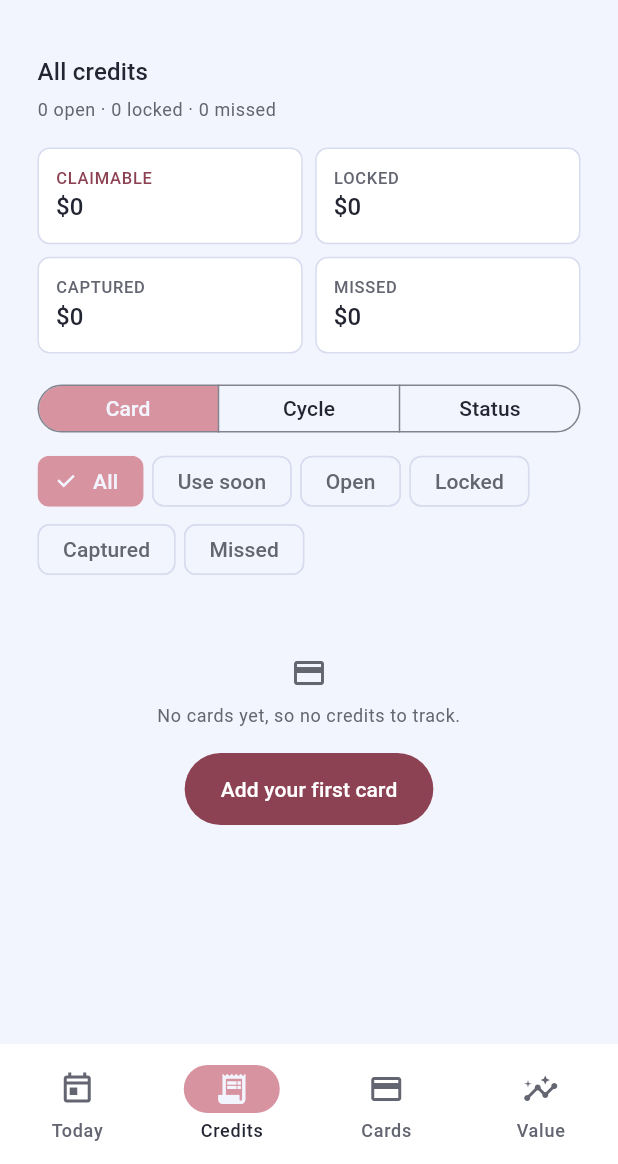
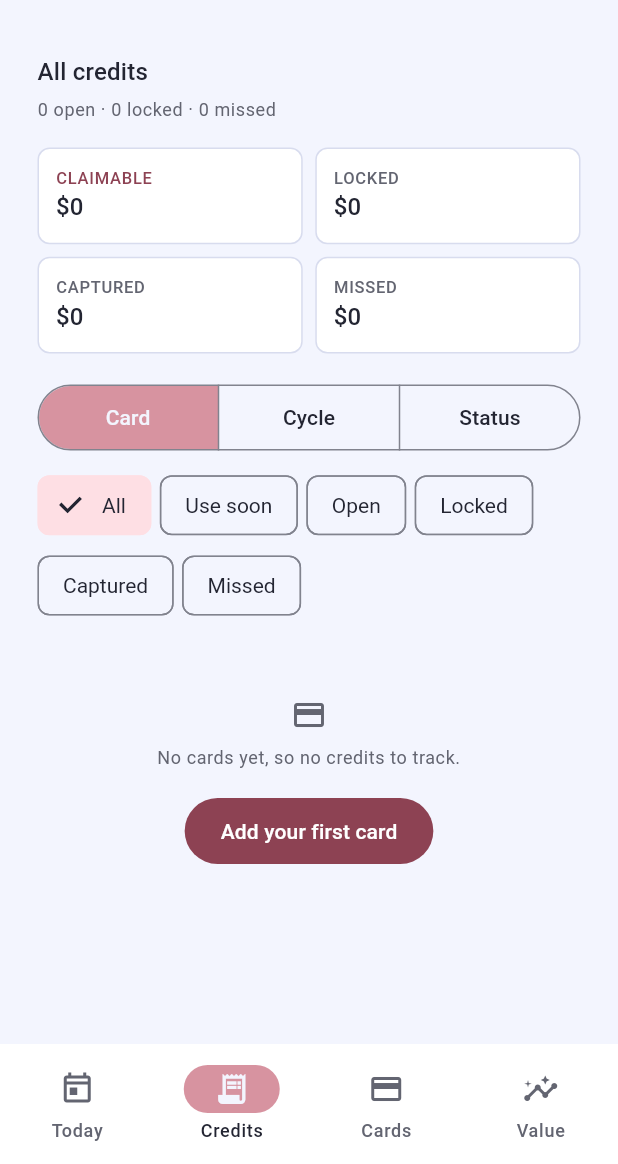
Before and after one commit to helpmebrands/reward-app, a Flutter app: the screen it shows once a user with an empty profile is signed in, item 2 of the bottom bar chosen, on a phone screen of 412 x 824 dp, the part 72-1236 px from its top. Run offline on Flutter 3.47's test engine with Material 3 defaults, Android fonts, the phone set to English and light mode, and no system bars; our stand-ins replace firebase_auth, firebase_core, firebase_messaging, go_router, share_plus, shared_preferences and 1 more; missing offline and left inert: dart_jsonwebtoken, postgres, shelf_router; accounts and stored records are empty; network calls fail.

Commit message:
feat(mobile): theme draws every control at 44 (touch 48), chips at 40, with a contrasting selected state (#336)
* test(mobile): controls drawn 44 with 48 touch, chips 40 with a contrasting selected state (#335)

Refs #335

Co-Authored-By: Claude Opus 5.5 (1M context) <noreply@anthropic.com>

* feat(mobile): draw every control 44 high with 48 touch and chips 40 with an accent selected state

Standard density replaces compact, and the filled, text, icon and
segmented button themes draw at 44 while Material pads touch to 48.
Chips draw 40 with an accent-ramp fill, ink label and check mark when
selected. Per-widget minimum-size overrides that drew 48 are removed.

Closes #335
Refs #329

Co-Authored-By: Claude Opus 5.5 (1M context) <noreply@anthropic.com>

---------

Co-authored-by: oravecz <jcook@visualxs.com>
Co-authored-by: Claude Opus 5.5 (1M context) <noreply@anthropic.com>

```diff
--- a/apps/mobile/lib/screens/card_editor_screen.dart
+++ b/apps/mobile/lib/screens/card_editor_screen.dart
@@ -408,10 +408,6 @@ class _CardEditorScreenState extends State<CardEditorScreen> {
               benefit,
               trailing: TextButton(
                 onPressed: () => store.reactivateBenefit(benefit.id),
-                style: TextButton.styleFrom(
-                  minimumSize: const Size(48, 48),
-                  visualDensity: VisualDensity.standard,
-                ),
                 child: Text(
                   'Reactivate',
                   semanticsLabel: 'Reactivate ${benefit.name}',
--- a/apps/mobile/lib/screens/today_screen.dart
+++ b/apps/mobile/lib/screens/today_screen.dart
@@ -443,10 +443,6 @@ class _EmptyToday extends StatelessWidget {
           const SizedBox(height: Space.s2),
           TextButton(
             key: const Key('today-invite-code'),
-            style: TextButton.styleFrom(
-              minimumSize: const Size(48, 48),
-              visualDensity: VisualDensity.standard,
-            ),
             onPressed: () => _enterCode(context),
             child: Text(
               'Joining a household? Enter an invite code',
--- a/apps/mobile/lib/theme/theme.dart
+++ b/apps/mobile/lib/theme/theme.dart
@@ -7,7 +7,11 @@ import 'nocturne_tokens.dart';
 /// Where Nocturne and Material disagree on looks, Nocturne wins: the accent
 /// is a line and a glow, never a flood, so primary actions are an outline;
 /// contrast comes from the tonal ramps, and there is no alarm red. Material
-/// supplies the ergonomics: 48dp targets, sheets, motion.
+/// supplies the ergonomics: sheets, motion, and tap targets padded to 48dp.
+///
+/// Every control is drawn 44 high, Apple's minimum and never more, and
+/// Material pads its touch area to 48 so Android's rule holds too. Chips are
+/// drawn 40.
 ThemeData nocturneTheme(Brightness brightness) {
   final tokens = brightness == Brightness.dark
       ? NocturneTokens.dark
@@ -40,9 +44,15 @@ ThemeData nocturneTheme(Brightness brightness) {
     scaffoldBackgroundColor: tokens.background,
     canvasColor: tokens.background,
     dividerColor: tokens.divider,
-    visualDensity: VisualDensity.compact,
+    visualDensity: VisualDensity.standard,
+    materialTapTargetSize: MaterialTapTargetSize.padded,
     extensions: [tokens],
   );
+  // A selected chip is filled from the accent's tonal range with the ink on
+  // it and a check mark; an unselected one is outlined in the control border.
+  final chipFill = brightness == Brightness.dark
+      ? tokens.accentRamp[800]!
+      : tokens.accentRamp[900]!;
   return base.copyWith(
     textTheme: base.textTheme.apply(
       bodyColor: tokens.text,
@@ -52,10 +62,46 @@ ThemeData nocturneTheme(Brightness brightness) {
       style: OutlinedButton.styleFrom(
         foregroundColor: tokens.accent,
         side: BorderSide(color: tokens.accent),
-        minimumSize: const Size(48, 48),
+        minimumSize: const Size(48, _drawn),
         shape: const RoundedRectangleBorder(
           borderRadius: BorderRadius.all(Radius.circular(Radii.md)),
         ),
+      ),
+    ),
+    filledButtonTheme: FilledButtonThemeData(
+      style: FilledButton.styleFrom(minimumSize: const Size(64, _drawn)),
+    ),
+    textButtonTheme: TextButtonThemeData(
+      style: TextButton.styleFrom(minimumSize: const Size(64, _drawn)),
+    ),
+    iconButtonTheme: IconButtonThemeData(
+      style: IconButton.styleFrom(
+        minimumSize: const Size(_drawn, _drawn),
+        iconSize: 24,
+      ),
+    ),
+    // A segmented button sizes itself from its density rather than its
+    // minimum size: one step up draws the outline 44 and pads touch to 52.
+    segmentedButtonTheme: SegmentedButtonThemeData(
+      style: SegmentedButton.styleFrom(
+        visualDensity: const VisualDensity(vertical: 1),
+      ),
+    ),
+    chipTheme: ChipThemeData(
+      // 32 of content plus 6 of label padding and the 1-wide outline top
+      // and bottom: 40 drawn, whatever the font's line height.
+      padding: const EdgeInsets.symmetric(horizontal: 8, vertical: 6),
+      labelPadding: const EdgeInsets.symmetric(horizontal: 8, vertical: 3),
+      color: WidgetStateProperty.resolveWith(
+        (states) => states.contains(WidgetState.selected) ? chipFill : null,
+      ),
+      labelStyle: TextStyle(color: tokens.text),
+      checkmarkColor: tokens.text,
+      showCheckmark: true,
+      side: WidgetStateBorderSide.resolveWith(
+        (states) => states.contains(WidgetState.selected)
+            ? BorderSide(color: chipFill)
+            : BorderSide(color: tokens.controlBorder),
       ),
     ),
     cardTheme: CardThemeData(
@@ -83,3 +129,6 @@ ThemeData nocturneTheme(Brightness brightness) {
     ),
   );
 }
+
+/// The drawn height of every control: Apple's 44pt minimum.
+const double _drawn = 44;
--- a/apps/mobile/lib/widgets/add_card_button.dart
+++ b/apps/mobile/lib/widgets/add_card_button.dart
@@ -21,10 +21,6 @@ class AddCardButton extends StatelessWidget {
     final first = store.data?.cards.isEmpty ?? true;
     return FilledButton(
       key: const Key('empty-add-card'),
-      style: FilledButton.styleFrom(
-        minimumSize: const Size(48, 48),
-        visualDensity: VisualDensity.standard,
-      ),
       onPressed: () => context.push(Paths.newCard),
       child: Text(first ? 'Add your first card' : 'Add a card'),
     );
--- a/apps/mobile/lib/widgets/snackbar_host.dart
+++ b/apps/mobile/lib/widgets/snackbar_host.dart
@@ -119,7 +119,6 @@ class _Snackbar extends StatelessWidget {
                       key: const Key('snackbar-action'),
                       style: TextButton.styleFrom(
                         foregroundColor: tokens.accentRamp[300],
-                        minimumSize: const Size(48, 48),
                       ),
                       onPressed: () {
                         action.onAct();
```
Also changed, not shown: apps/mobile/lib/screens/add_card_screen.dart (+0 -15 lines), apps/mobile/lib/widgets/catalog_filter_panel.dart (+0 -8 lines), 5 other files.
